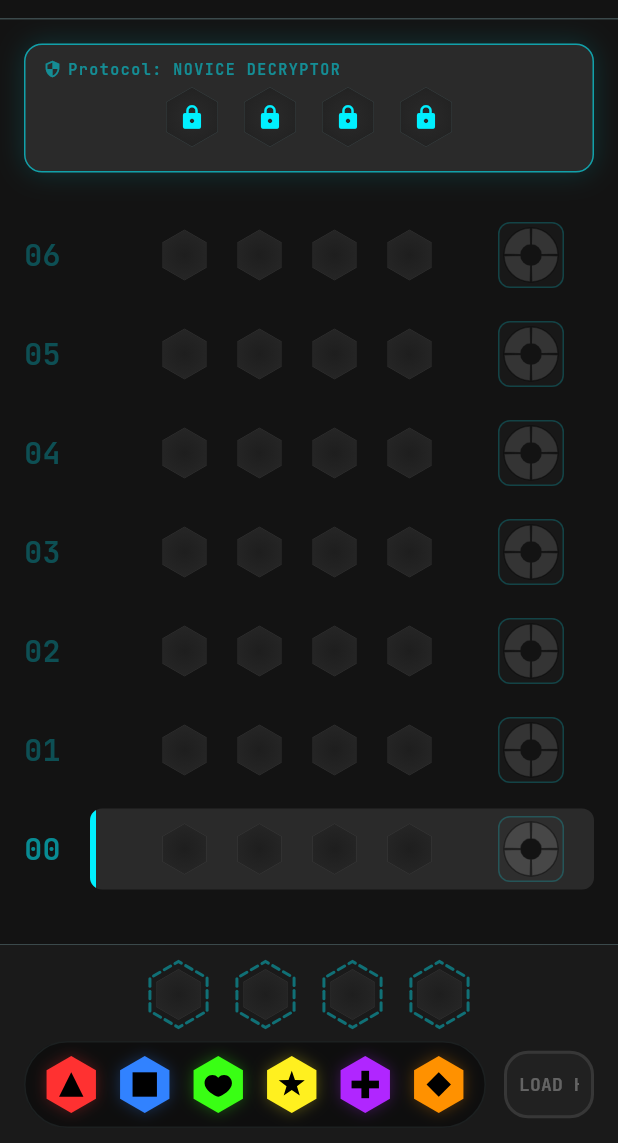
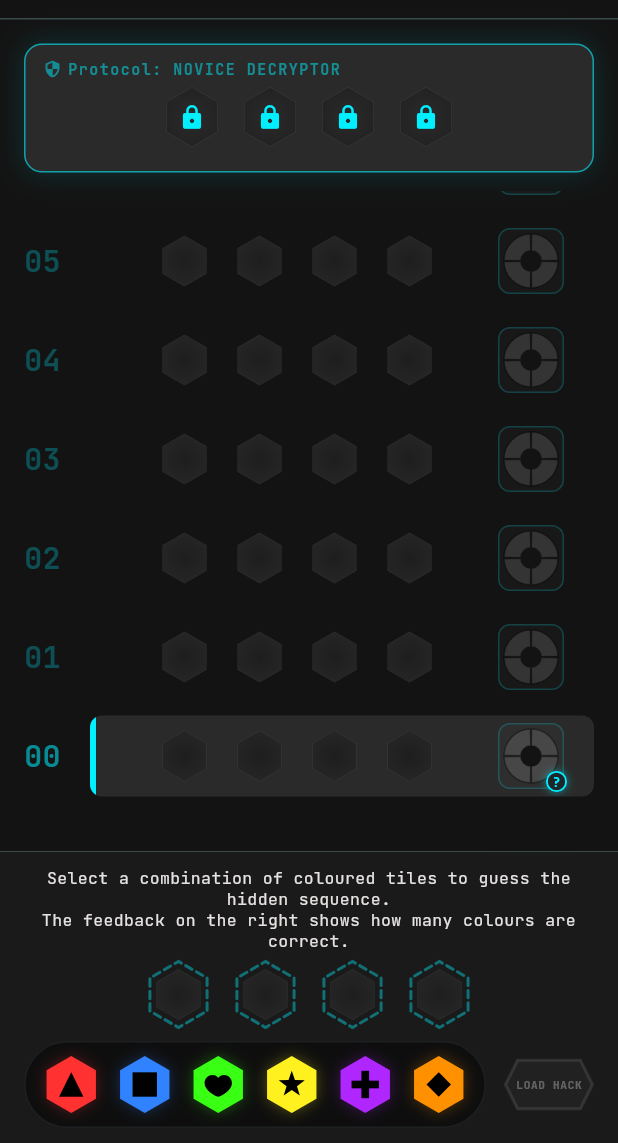
Before and after one commit to mikeberry99/colour-breaker, a Flutter app: the GameBoardScreen screen opened by its route, on a phone screen of 412 x 824 dp, the part 93-1236 px from its top. Run offline on Flutter 3.47's test engine with Material 3 defaults, Android fonts, the phone set to English and light mode, and no system bars; our stand-ins replace flutter_riverpod, go_router, google_fonts; missing offline and left inert: dart:js_interop.

Commit message:
feat: implement custom horizontal hexagon UI components and add use instructions

```diff
--- /dev/null
+++ b/lib/core/ui/horizontal_hexagon_button.dart
@@ -0,0 +1,202 @@
+import 'dart:math' as math;
+import 'package:flutter/material.dart';
+
+/// Calculates the 6 vertices of an horizontal elongated hexagon path with
+/// pointed left and right ends.
+///
+/// Insets by [borderWidth] / 2 so that stroke paints inside the [size] boundary.
+Path horizontalHexagonPath(
+  Size size, {
+  double cutWidthRatio = 0.25,
+  double borderWidth = 0.0,
+}) {
+  final inset = borderWidth / 2;
+  final w = size.width - borderWidth;
+  final h = size.height - borderWidth;
+  if (w <= 0 || h <= 0) return Path();
+
+  final cut = math.min(h * cutWidthRatio, w * 0.25);
+
+  final path = Path()
+    ..moveTo(inset + cut, inset)
+    ..lineTo(inset + w - cut, inset)
+    ..lineTo(inset + w, inset + h / 2)
+    ..lineTo(inset + w - cut, inset + h)
+    ..lineTo(inset + cut, inset + h)
+    ..lineTo(inset, inset + h / 2)
+    ..close();
+
+  return path;
+}
+
+/// Clipper that clips to a horizontal elongated hexagon path.
+class HorizontalHexagonClipper extends CustomClipper<Path> {
+  final double cutWidthRatio;
+
+  const HorizontalHexagonClipper({this.cutWidthRatio = 0.25});
+
+  @override
+  Path getClip(Size size) => horizontalHexagonPath(size, cutWidthRatio: cutWidthRatio);
+
+  @override
+  bool shouldReclip(covariant HorizontalHexagonClipper oldClipper) =>
+      oldClipper.cutWidthRatio != cutWidthRatio;
+}
+
+/// Custom painter for horizontal hexagon shape with background fill,
+/// border outline, and glowing shadow.
+class HorizontalHexagonPainter extends CustomPainter {
+  final Color fillColor;
+  final Color borderColor;
+  final double borderWidth;
+  final Color? glowColor;
+  final double glowBlurRadius;
+  final double cutWidthRatio;
+
+  const HorizontalHexagonPainter({
+    required this.fillColor,
+    required this.borderColor,
+    this.borderWidth = 2.0,
+    this.glowColor,
+    this.glowBlurRadius = 15.0,
+    this.cutWidthRatio = 0.25,
+  });
+
+  @override
+  void paint(Canvas canvas, Size size) {
+    final path = horizontalHexagonPath(
+      size,
+      cutWidthRatio: cutWidthRatio,
+      borderWidth: borderWidth,
+    );
+
+    // Glow shadow
+    if (glowColor != null && glowColor!.a > 0 && glowBlurRadius > 0) {
+      final glowStrokePaint = Paint()
+        ..color = glowColor!
+        ..style = PaintingStyle.stroke
+        ..strokeWidth = borderWidth + 1.5
+        ..maskFilter = MaskFilter.blur(BlurStyle.normal, glowBlurRadius);
+      canvas.drawPath(path, glowStrokePaint);
+
+      final glowFillPaint = Paint()
+        ..color = glowColor!.withValues(alpha: glowColor!.a * 0.3)
+        ..style = PaintingStyle.fill
+        ..maskFilter = MaskFilter.blur(BlurStyle.normal, glowBlurRadius);
+      canvas.drawPath(path, glowFillPaint);
+    }
+
+    // Fill
+    final fillPaint = Paint()
+      ..color = fillColor
+      ..style = PaintingStyle.fill;
+    canvas.drawPath(path, fillPaint);
+
+    // Border
+    if (borderWidth > 0 && borderColor.a > 0) {
+      final borderPaint = Paint()
+        ..color = borderColor
+        ..style = PaintingStyle.stroke
+        ..strokeWidth = borderWidth
+        ..strokeJoin = StrokeJoin.miter;
+      canvas.drawPath(path, borderPaint);
+    }
+  }
+
+  @override
+  bool shouldRepaint(covariant HorizontalHexagonPainter oldDelegate) {
+    return oldDelegate.fillColor != fillColor ||
+        oldDelegate.borderColor != borderColor ||
+        oldDelegate.borderWidth != borderWidth ||
+        oldDelegate.glowColor != glowColor ||
+        oldDelegate.glowBlurRadius != glowBlurRadius ||
+        oldDelegate.cutWidthRatio != cutWidthRatio;
+  }
+}
+
+/// Interactive horizontal hexagon button widget with hover glow and custom styling.
+class HorizontalHexagonButton extends StatefulWidget {
+  final Widget child;
+  final VoidCallback? onTap;
+  final Color fillColor;
+  final Color borderColor;
+  final Color? glowColor;
+  final double borderWidth;
+  final double glowBlurRadius;
+  final EdgeInsetsGeometry padding;
+  final double? width;
+  final double? height;
+  final double cutWidthRatio;
+  final bool isEnabled;
+
+  const HorizontalHexagonButton({
+    super.key,
+    required this.child,
+    this.onTap,
+    required this.fillColor,
+    required this.borderColor,
+    this.glowColor,
+    this.borderWidth = 2.0,
+    this.glowBlurRadius = 15.0,
+    this.padding = const EdgeInsets.symmetric(horizontal: 24, vertical: 12),
+    this.width,
+    this.height,
+    this.cutWidthRatio = 0.25,
+    this.isEnabled = true,
+  });
+
+  @override
+  State<HorizontalHexagonButton> createState() => _HorizontalHexagonButtonState();
+}
+
+class _HorizontalHexagonButtonState extends State<HorizontalHexagonButton> {
+  bool _isHovered = false;
+
+  @override
+  Widget build(BuildContext context) {
+    final canClick = widget.isEnabled && widget.onTap != null;
+    final cursor = canClick ? SystemMouseCursors.click : SystemMouseCursors.basic;
+
+    return MouseRegion(
+      cursor: cursor,
+      onEnter: (_) {
+        if (canClick) setState(() => _isHovered = true);
+      },
+      onExit: (_) {
+        setState(() => _isHovered = false);
+      },
+      child: GestureDetector(
+        onTap: canClick ? widget.onTap : null,
+        child: TweenAnimationBuilder<Color?>(
+          duration: const Duration(milliseconds: 150),
+          tween: ColorTween(end: widget.fillColor),
+          builder: (context, animatedFill, _) {
+            return TweenAnimationBuilder<Color?>(
+              duration: const Duration(milliseconds: 150),
+              tween: ColorTween(end: widget.borderColor),
+              builder: (context, animatedBorder, _) {
+                return CustomPaint(
+                  painter: HorizontalHexagonPainter(
+                    fillColor: animatedFill ?? widget.fillColor,
+                    borderColor: animatedBorder ?? widget.borderColor,
+                    borderWidth: widget.borderWidth,
+                    glowColor: _isHovered ? widget.glowColor : widget.glowColor?.withValues(alpha: 0.5),
+                    glowBlurRadius: _isHovered ? widget.glowBlurRadius * 1.3 : widget.glowBlurRadius,
+                    cutWidthRatio: widget.cutWidthRatio,
+                  ),
+                  child: Container(
+                    width: widget.width,
+                    height: widget.height,
+                    padding: widget.padding,
+                    alignment: Alignment.center,
+                    child: widget.child,
+                  ),
+                );
+              },
+            );
+          },
+        ),
+      ),
+    );
+  }
+}
--- a/lib/features/game_board/presentation/pages/game_board_screen.dart
+++ b/lib/features/game_board/presentation/pages/game_board_screen.dart
@@ -198,6 +198,19 @@
                     mainAxisSize: MainAxisSize.min,
                     children: [
                       if (isMobile) ...[
+                        if (gameState.history.isEmpty) ...[
+                          Text(
+                            'Select a combination of coloured tiles to guess the hidden sequence.\nThe feedback on the right shows how many colours are correct.',
+                            textAlign: TextAlign.center,
+                            style: TextStyle(
+                              fontFamily: DesignTokens.labelFont,
+                              fontSize: 13,
+                              height: 1.3,
+                              color: DesignTokens.onSurface,
+                            ),
+                          ),
+                          const SizedBox(height: 6),
+                        ],
                         const Row(
                           mainAxisAlignment: MainAxisAlignment.center,
                           crossAxisAlignment: CrossAxisAlignment.center,
@@ -210,6 +223,19 @@
                         const SizedBox(height: 8),
                         const Center(child: ColorPalette()),
                       ] else ...[
+                        if (gameState.history.isEmpty) ...[
+                          Text(
+                            'Select a combination of coloured tiles to guess the hidden sequence.\nThe feedback on the right shows how many colours are correct.',
+                            textAlign: TextAlign.center,
+                            style: TextStyle(
+                              fontFamily: DesignTokens.labelFont,
+                              fontSize: 11,
+                              height: 1.3,
+                              color: DesignTokens.onSurface,
+                            ),
+                          ),
+                          const SizedBox(height: 6),
+                        ],
                         const ActiveGuessRow(),
                         const SizedBox(height: 8),
                         const Row(
--- a/lib/features/game_board/presentation/widgets/feedback_pegs_widget.dart
+++ b/lib/features/game_board/presentation/widgets/feedback_pegs_widget.dart
@@ -11,12 +11,15 @@
   final int yellowPegs;
   final bool isEmptyRow;
 
+  final bool showHelpIndicator;
+
   const FeedbackPegsWidget({
     super.key,
     required this.protocol,
     required this.greenPegs,
     required this.yellowPegs,
     this.isEmptyRow = false,
+    this.showHelpIndicator = false,
   });
 
   @override
@@ -46,9 +49,7 @@
             : FeedbackRing(pegs: pegData));
 
     final isMobile = isMobileBrowser;
-    return Padding(
-      padding: EdgeInsets.only(right: isMobile ? 4.0 : DesignTokens.gutter),
-      child: FeedbackInteractiveContainer(
+    Widget content = FeedbackInteractiveContainer(
       onTap: () {
         showDialog(
           context: context,
@@ -57,7 +58,57 @@
         );
       },
       child: child,
+    );
+
+    if (showHelpIndicator) {
+      content = Stack(
+        clipBehavior: Clip.none,
+        children: [
+          content,
+          Positioned(
+            right: -2,
+            bottom: -2,
+            child: IgnorePointer(
+              child: Container(
+                width: 14,
+                height: 14,
+                decoration: BoxDecoration(
+                  color: const Color(0xFF1E262B),
+                  shape: BoxShape.circle,
+                  border: Border.all(
+                    color: DesignTokens.primaryNeonCyan,
+                    width: 1.2,
                   ),
+                  boxShadow: [
+                    BoxShadow(
+                      color: DesignTokens.primaryNeonCyan.withValues(alpha: 0.5),
+                      blurRadius: 4,
+                      spreadRadius: 0,
+                    ),
+                  ],
+                ),
+                child: const Center(
+                  child: Text(
+                    '?',
+                    style: TextStyle(
+                      fontFamily: DesignTokens.labelFont,
+                      fontSize: 9,
+                      fontWeight: FontWeight.bold,
+                      height: 1.0,
+                      color: DesignTokens.primaryNeonCyan,
+                    ),
+                  ),
+                ),
+              ),
+            ),
+          ),
+        ],
+      );
+    }
+
+    return Padding(
+      padding: EdgeInsets.only(right: isMobile ? 4.0 : DesignTokens.gutter),
+      child: content,
     );
   }
 }
--- a/lib/features/game_board/presentation/widgets/history_log.dart
+++ b/lib/features/game_board/presentation/widgets/history_log.dart
@@ -152,10 +152,13 @@
                             ),
                           ),
                         ),
-                        AnimatedOpacity(
-                          duration: const Duration(milliseconds: 250),
-                          opacity: pegsVisible ? 1.0 : 0.0,
-                          child: _buildFeedback(context, protocol, greenPegs, yellowPegs),
+                        _buildFeedback(
+                          context,
+                          protocol,
+                          pegsVisible ? greenPegs : 0,
+                          pegsVisible ? yellowPegs : 0,
+                          isEmptyRow: !pegsVisible,
+                          showHelpIndicator: index == 0,
                         ),
                       ],
                     ),
@@ -235,7 +238,7 @@
                             ),
                           ),
                         ),
-                        _buildFeedback(context, gameState.protocol, 0, 0, isEmptyRow: true),
+                        _buildFeedback(context, gameState.protocol, 0, 0, isEmptyRow: true, showHelpIndicator: index == 0),
                       ],
                     ),
                   ),
@@ -248,12 +251,20 @@
     );
   }
 
-  Widget _buildFeedback(BuildContext context, SecurityProtocol protocol, int greenPegs, int yellowPegs, {bool isEmptyRow = false}) {
+  Widget _buildFeedback(
+    BuildContext context,
+    SecurityProtocol protocol,
+    int greenPegs,
+    int yellowPegs, {
+    bool isEmptyRow = false,
+    bool showHelpIndicator = false,
+  }) {
     return FeedbackPegsWidget(
       protocol: protocol,
       greenPegs: greenPegs,
       yellowPegs: yellowPegs,
       isEmptyRow: isEmptyRow,
+      showHelpIndicator: showHelpIndicator,
     );
   }
 }
--- a/lib/features/game_board/presentation/widgets/submit_button.dart
+++ b/lib/features/game_board/presentation/widgets/submit_button.dart
@@ -1,6 +1,7 @@
 import 'package:flutter/material.dart';
 import 'package:flutter_riverpod/flutter_riverpod.dart';
 import '../../../../core/theme/design_tokens.dart';
+import '../../../../core/ui/horizontal_hexagon_button.dart';
 import '../../../../core/utils/platform_utils.dart';
 import '../../domain/entities/game_state.dart';
 import '../providers/game_provider.dart';
@@ -22,19 +23,38 @@
     final canSubmit = gameState.activeGuess.isCompleteFor(gameState.slotCount) &&
         gameState.status == GameStatus.playing;
 
-    final cursor = canSubmit ? SystemMouseCursors.click : SystemMouseCursors.basic;
-
     final isMobile = isMobileBrowser;
 
+    final fillColor = canSubmit
+        ? (_isHovered
+            ? DesignTokens.primaryNeonCyan.withValues(alpha: 0.20)
+            : DesignTokens.primaryNeonCyan.withValues(alpha: 0.10))
+        : Colors.white.withValues(alpha: 0.03);
+
+    final borderColor = canSubmit
+        ? (_isHovered
+            ? DesignTokens.primaryNeonCyan
+            : DesignTokens.primaryNeonCyan.withValues(alpha: 0.6))
+        : Colors.white.withValues(alpha: 0.1);
+
+    final glowColor = canSubmit
+        ? DesignTokens.primaryNeonCyan.withValues(alpha: _isHovered ? 0.4 : 0.18)
+        : null;
+
+    final textColor = canSubmit
+        ? DesignTokens.primaryNeonCyan
+        : Colors.white.withValues(alpha: 0.3);
+
     return MouseRegion(
-      cursor: cursor,
+      cursor: canSubmit ? SystemMouseCursors.click : SystemMouseCursors.basic,
       onEnter: (_) {
         if (canSubmit) setState(() => _isHovered = true);
       },
       onExit: (_) {
         setState(() => _isHovered = false);
       },
-      child: GestureDetector(
+      child: HorizontalHexagonButton(
+        isEnabled: canSubmit,
         onTap: canSubmit
             ? () {
                 final newRowIndex = ref.read(gameStateProvider).history.length;
@@ -44,34 +64,18 @@
                     .startReveal(newRowIndex);
               }
             : null,
-        child: AnimatedContainer(
-          duration: const Duration(milliseconds: 200),
-          padding: const EdgeInsets.symmetric(horizontal: 8, vertical: 12),
-          decoration: BoxDecoration(
-            color: canSubmit && _isHovered
-                ? DesignTokens.primaryNeonCyan.withValues(alpha: 0.15)
-                : Colors.white.withValues(alpha: 0.03),
-            borderRadius: BorderRadius.circular(DesignTokens.radiusLg),
-            border: Border.all(
-              color: canSubmit
-                  ? (_isHovered
-                      ? DesignTokens.primaryNeonCyan
-                      : DesignTokens.primaryNeonCyan.withValues(alpha: 0.6))
-                  : Colors.white.withValues(alpha: 0.1),
-              width: 2,
-            ),
-            boxShadow: canSubmit
-                ? [
-                    BoxShadow(
-                      color: DesignTokens.primaryNeonCyan.withValues(
-                        alpha: _isHovered ? 0.35 : 0.15,
-                      ),
-                      blurRadius: _isHovered ? 20 : 15,
-                      spreadRadius: 1,
-                    )
-                  ]
-                : null,
-          ),
+        fillColor: fillColor,
+        borderColor: borderColor,
+        glowColor: glowColor,
+        glowBlurRadius: _isHovered ? 20 : 15,
+        borderWidth: 2,
+        cutWidthRatio: 0.25,
+        padding: EdgeInsets.symmetric(
+          horizontal: isMobile ? 10 : 8,
+          vertical: 12,
+        ),
+        child: FittedBox(
+          fit: BoxFit.scaleDown,
           child: Text(
             isMobile ? 'LOAD' : 'LOAD HACK',
             textAlign: TextAlign.center,
@@ -79,13 +83,11 @@
             softWrap: false,
             style: TextStyle(
               fontFamily: DesignTokens.labelFont,
-              fontSize: 12,
+              fontSize: isMobile ? 12 : 13,
               fontWeight: FontWeight.w600,
-              letterSpacing: 0.1,
+              letterSpacing: 0.8,
               height: 1.4,
-              color: canSubmit
-                  ? DesignTokens.primaryNeonCyan
-                  : Colors.white.withValues(alpha: 0.3),
+              color: textColor,
             ),
           ),
         ),
```
Also changed, not shown: lib/features/game_board/presentation/widgets/game_result_overlay.dart (+37 -37 lines), 1 other file. Lines whose indentation alone changed are shown as unchanged.
